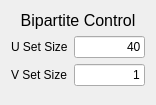
Qt form visigoth/bipartitecontrol.ui (scvalex/visigoth) before a commit.
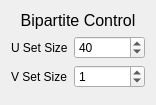
The same form after that commit.

Commit message: bipartite control works

```diff
--- a/visigoth/bipartitecontrol.ui
+++ b/visigoth/bipartitecontrol.ui
@@ -41,19 +41,6 @@
        </property>
       </widget>
      </item>
-     <item row="0" column="1">
-      <widget class="QLineEdit" name="uSizeEdit">
-       <property name="inputMethodHints">
-        <set>Qt::ImhDigitsOnly</set>
-       </property>
-       <property name="text">
-        <string>40</string>
-       </property>
-       <property name="alignment">
-        <set>Qt::AlignRight|Qt::AlignTrailing|Qt::AlignVCenter</set>
-       </property>
-      </widget>
-     </item>
      <item row="1" column="0">
       <widget class="QLabel" name="label_2">
        <property name="text">
@@ -61,16 +48,23 @@
        </property>
       </widget>
      </item>
+     <item row="0" column="1">
+      <widget class="QSpinBox" name="uSizeEdit">
+       <property name="maximum">
+        <number>10000</number>
+       </property>
+       <property name="value">
+        <number>40</number>
+       </property>
+      </widget>
+     </item>
      <item row="1" column="1">
-      <widget class="QLineEdit" name="vSizeEdit">
-       <property name="inputMethodHints">
-        <set>Qt::ImhDigitsOnly</set>
+      <widget class="QSpinBox" name="vSizeEdit">
+       <property name="maximum">
+        <number>10000</number>
        </property>
-       <property name="text">
-        <string>1</string>
-       </property>
-       <property name="alignment">
-        <set>Qt::AlignRight|Qt::AlignTrailing|Qt::AlignVCenter</set>
+       <property name="value">
+        <number>1</number>
        </property>
       </widget>
      </item>
```
The commit also changes 2 other files.
